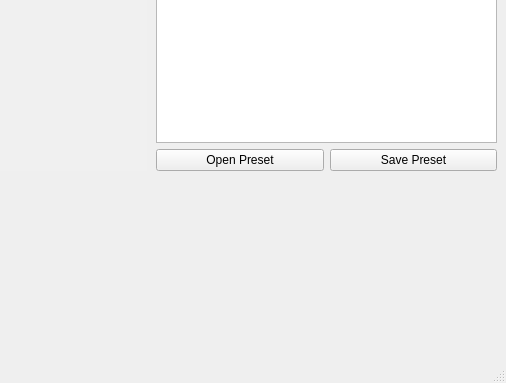
Qt form mainwindow.ui (djfun/audio-visualizer-python) before a commit; both pictures show x 659 to 1165 and y 324 to 707 of the 1165 by 707 pixel window.
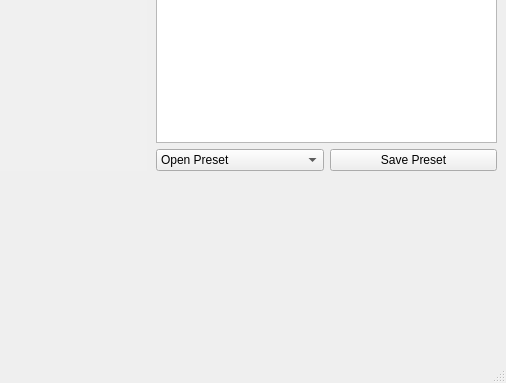
The same form after that commit.

Commit message: turned openPreset button into comboBox to fit a new design

Diff of the .ui file:
```diff
--- a/mainwindow.ui
+++ b/mainwindow.ui
@@ -217,10 +217,12 @@
         <item>
          <layout class="QHBoxLayout" name="horizontalLayout_15">
           <item>
-           <widget class="QPushButton" name="pushButton_openPreset">
+           <widget class="QComboBox" name="comboBox_openPreset">
+            <item>
             <property name="text">
              <string>Open Preset</string>
             </property>
+            </item>
            </widget>
           </item>
           <item>
```
Lines whose indentation alone changed are shown as unchanged. The commit also changes 1 other file.
